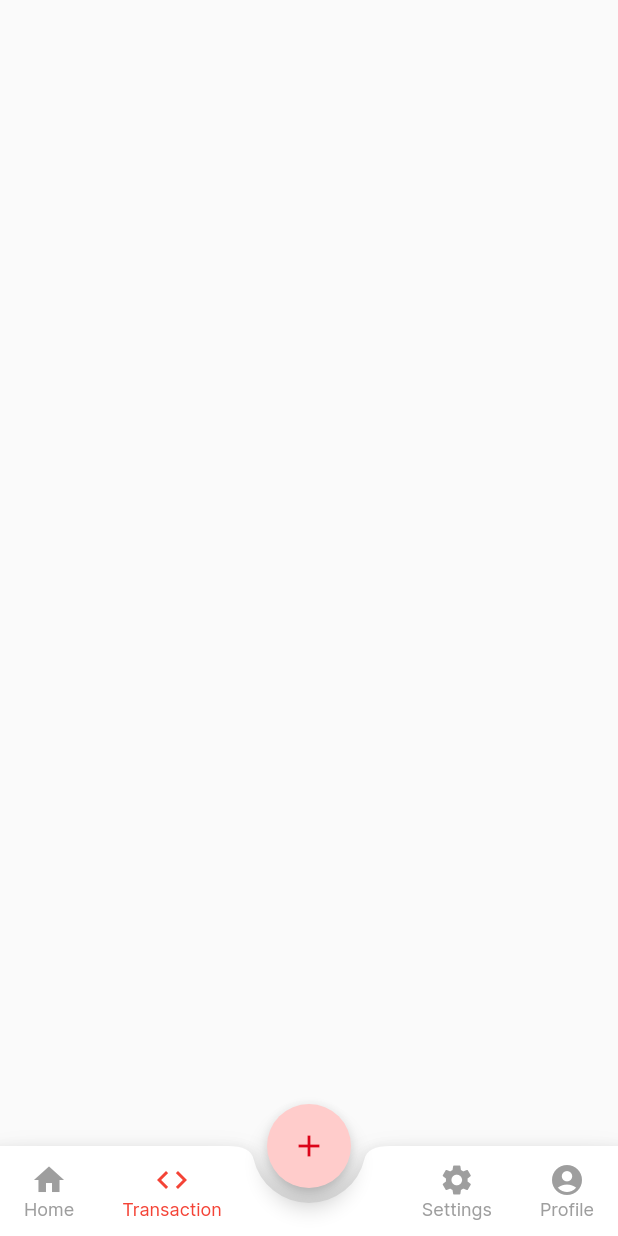
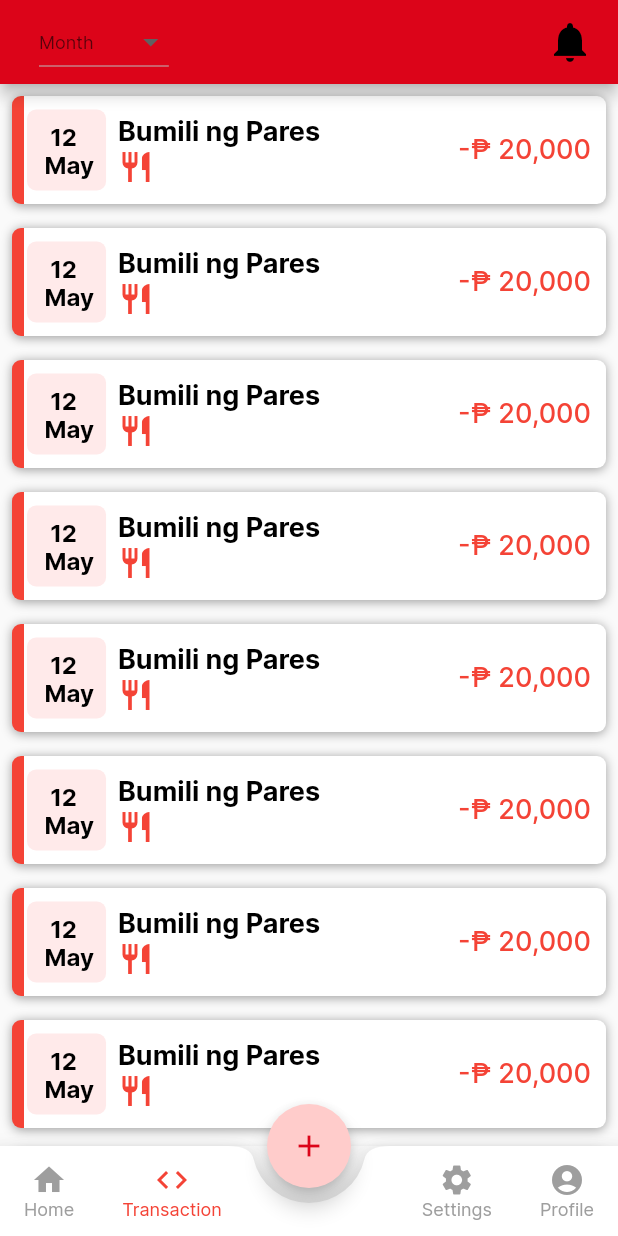
Before and after one commit to GeraldOrzal/pocketexpense, a Flutter app: the screen it shows after launch, item 2 of the bottom bar chosen, on a phone screen of 412 x 824 dp. Run offline on Flutter 3.47's test engine with Material 2 defaults, Android fonts, the phone set to English and light mode, and no system bars; our stand-ins replace firebase_core, fl_chart, flutter_svg; accounts and stored records are empty.

Commit message:
added screens * transactionlist screen * transactionscreen added file * profilescreen.dart *settingscreen.dart

```diff
--- a/lib/constant.dart
+++ b/lib/constant.dart
@@ -11,6 +11,7 @@ const crtAccountRoute = '/createAcc';
 const successRoute = '/success';
 const homeRoute = '/home';
 const forgotPasswordRoute = '/forgotpassword';
+const transactionRoute = '/transaction';
 
 const topPad = 5.0;
 const leftPad = 20.0;
--- a/lib/routes.dart
+++ b/lib/routes.dart
@@ -26,6 +26,8 @@ Route<dynamic> generateRoute(RouteSettings settings) {
       return MaterialPageRoute(builder: (_) => StartScreen());
     case crtAccountRoute:
       return MaterialPageRoute(builder: (_) => CreateAccScreen());
+    case transactionRoute:
+      return MaterialPageRoute(builder: (_) => TransactionScreen());
     case successRoute:
       return MaterialPageRoute(builder: (_) => SuccessScreen());
     case homeRoute:
--- a/lib/screens/mainhome_screen.dart
+++ b/lib/screens/mainhome_screen.dart
@@ -30,7 +30,7 @@ class _MainHomeScreenState extends State<MainHomeScreen> {
 
     void _onTap(newValue) {
       pageController.animateToPage(newValue,
-          curve: Curves.ease, duration: Duration(milliseconds: 800));
+          curve: Curves.ease, duration: Duration(milliseconds: 700));
       setState(() {
         currentIndex = newValue;
       });
--- a/lib/screens/transactionlist_screen.dart
+++ b/lib/screens/transactionlist_screen.dart
@@ -1,6 +1,8 @@
 import 'package:flutter/material.dart';
 
 import 'package:pocketexpense/widgets/topbar_nav.dart';
+
+import '../widgets/transaction_box.dart';
 
 class TransactionListScreen extends StatefulWidget {
   TransactionListScreen({Key? key}) : super(key: key);
@@ -10,8 +12,88 @@ class TransactionListScreen extends StatefulWidget {
 }
 
 class _TransactionListScreenState extends State<TransactionListScreen> {
+  void _onChanged(data) {}
   @override
   Widget build(BuildContext context) {
-    return Container();
+    return Scaffold(
+      appBar: AppBar(
+        title: Row(
+          mainAxisAlignment: MainAxisAlignment.spaceBetween,
+          children: [
+            Container(
+              padding: const EdgeInsets.only(
+                left: 10,
+                top: 0,
+                bottom: 0,
+                right: 0,
+              ),
+              child: DropdownButton(
+                style: Theme.of(context).textTheme.bodyText2,
+                hint: const Text("Month"),
+                items: [
+                  DropdownMenuItem(
+                      value: 1,
+                      child: Text(
+                        "January",
+                      )),
+                  DropdownMenuItem(value: 2, child: Text("February")),
+                  DropdownMenuItem(value: 3, child: Text("March")),
+                  DropdownMenuItem(value: 4, child: Text("April")),
+                  DropdownMenuItem(value: 5, child: Text("May")),
+                  DropdownMenuItem(value: 6, child: Text("June")),
+                  DropdownMenuItem(value: 7, child: Text("July")),
+                  DropdownMenuItem(value: 8, child: Text("August")),
+                  DropdownMenuItem(value: 9, child: Text("September")),
+                  DropdownMenuItem(value: 10, child: Text("October")),
+                  DropdownMenuItem(value: 11, child: Text("November")),
+                  DropdownMenuItem(value: 12, child: Text("December")),
+                ],
+                onChanged: _onChanged,
+              ),
+            ),
+            GestureDetector(
+              onTap: () => {
+                showModalBottomSheet<void>(
+                    context: context,
+                    builder: (BuildContext builder) {
+                      return DraggableScrollableSheet(
+                          snap: true,
+                          initialChildSize: 1,
+                          builder: (context, scrollController) {
+                            return SingleChildScrollView(
+                                child: Column(
+                              children: [Text("Filter Transaction")],
+                            ));
+                          });
+                    })
+              },
+              child: const Icon(
+                Icons.notifications,
+                size: 32,
+              ),
+            )
+          ],
+        ),
+      ),
+      body: ListView(
+        children: [
+          TransactionBox(isExpense: true),
+          TransactionBox(isExpense: true),
+          TransactionBox(isExpense: true),
+          TransactionBox(isExpense: true),
+          TransactionBox(isExpense: true),
+          TransactionBox(isExpense: true),
+          TransactionBox(isExpense: true),
+          TransactionBox(isExpense: true),
+          TransactionBox(isExpense: true),
+          TransactionBox(isExpense: true),
+          TransactionBox(isExpense: true),
+          TransactionBox(isExpense: true),
+          TransactionBox(isExpense: true),
+          TransactionBox(isExpense: true),
+          TransactionBox(isExpense: true),
+        ],
+      ),
+    );
   }
 }
--- a/lib/widgets/transaction_box.dart
+++ b/lib/widgets/transaction_box.dart
@@ -1,5 +1,6 @@
 import 'package:flutter/material.dart';
 import 'package:pocketexpense/styles.dart';
+import '../constant.dart';
 import '../styles.dart';
 
 class TransactionBox extends StatelessWidget {
@@ -8,7 +9,9 @@ class TransactionBox extends StatelessWidget {
 
   @override
   Widget build(BuildContext context) {
-    return Padding(
+    return GestureDetector(
+      onTap: () => {Navigator.pushNamed(context, transactionRoute)},
+      child: Padding(
         padding: const EdgeInsets.all(8.0),
         child: Container(
             child: Padding(
@@ -26,7 +29,8 @@ class TransactionBox extends StatelessWidget {
                       child: Text(
                         "  12 \n May",
                         style: Theme.of(context).textTheme.headline3?.copyWith(
-                          decoration: TextDecoration.none, color: Colors.black),
+                            decoration: TextDecoration.none,
+                            color: Colors.black),
                       ),
                     ),
                   ),
@@ -42,7 +46,8 @@ class TransactionBox extends StatelessWidget {
                                   .textTheme
                                   .headline2
                                   ?.copyWith(
-                                    fontWeight: FontWeight.bold, fontSize: 18),
+                                      fontWeight: FontWeight.bold,
+                                      fontSize: 18),
                             ),
                             Icon(
                               Icons.restaurant,
@@ -75,7 +80,9 @@ class TransactionBox extends StatelessWidget {
                 ],
                 gradient: new LinearGradient(
                     stops: [0.02, 0.02], colors: [Colors.red, Colors.white]),
-              borderRadius: new BorderRadius.all(const Radius.circular(6.0)))),
+                borderRadius:
+                    new BorderRadius.all(const Radius.circular(6.0)))),
+      ),
     );
   }
 }
```
Also changed, not shown: lib/screens/transaction_screen.dart (+52 -7 lines). Lines whose indentation alone changed are shown as unchanged.
